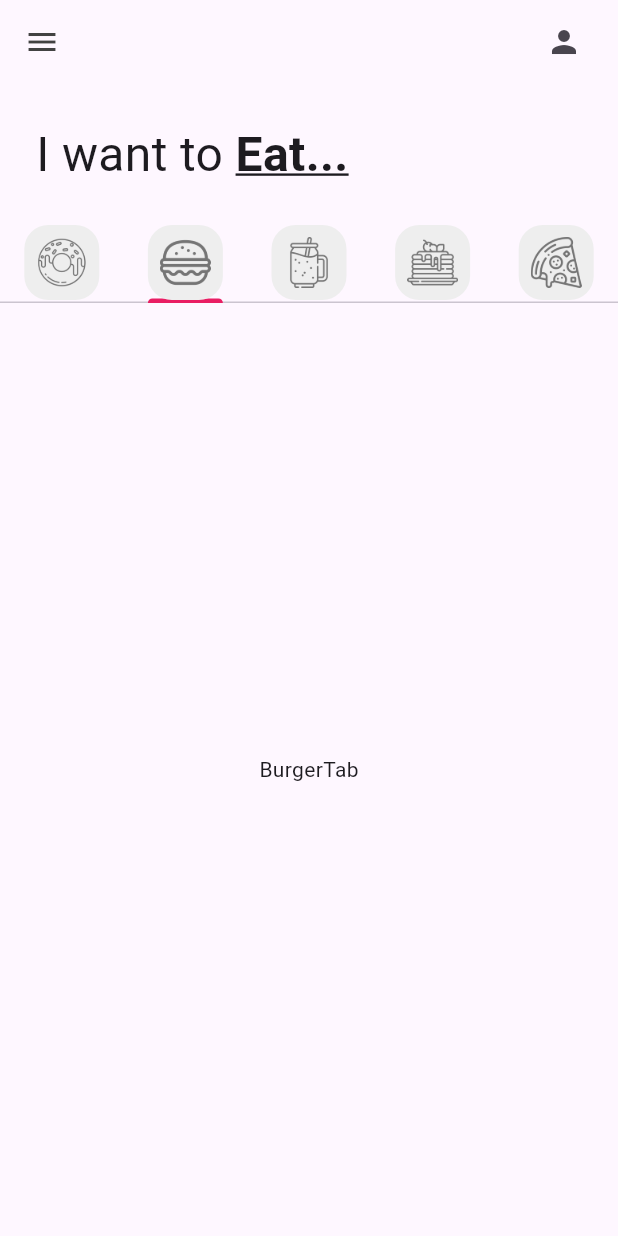
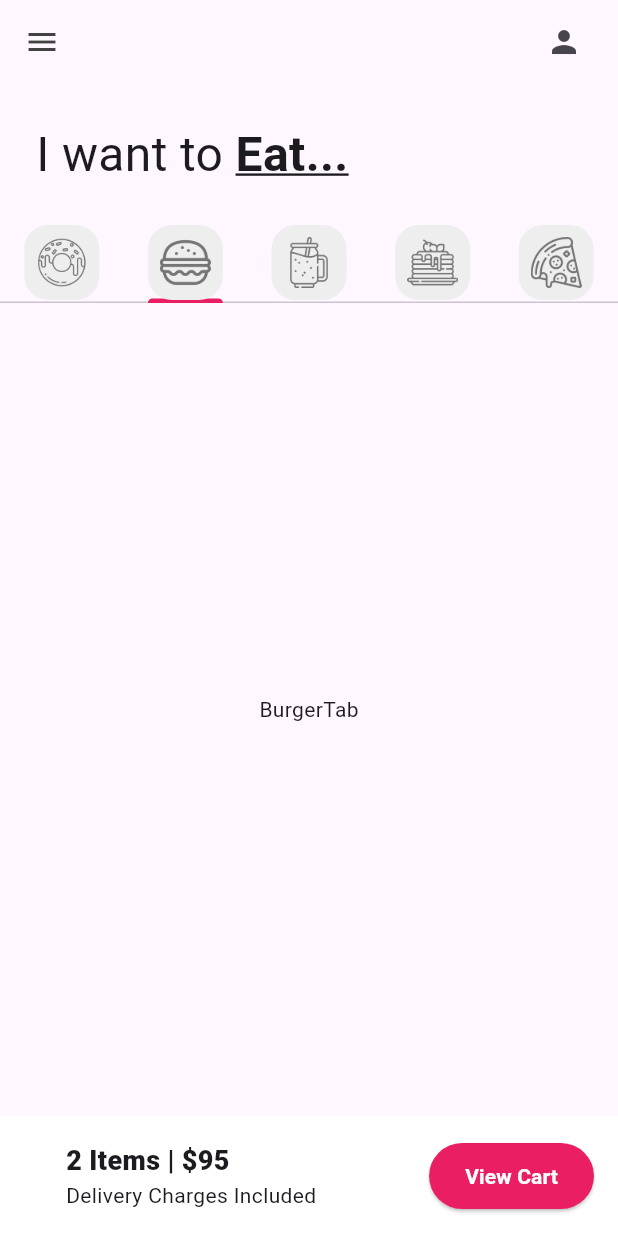
Before and after one commit to emilianoperez7/donut_app_4sa, a Flutter app: the screen it shows after launch, tab 2 chosen, on a phone screen of 412 x 824 dp. Run offline on Flutter 3.47's test engine with Material 3 defaults, Android fonts, the phone set to English and light mode, and no system bars.

Commit message:
ShoppingCart added

```diff
--- a/lib/pages/home_page.dart
+++ b/lib/pages/home_page.dart
@@ -4,6 +4,7 @@
 import 'package:donut_app_4sa/tabs/pizza_tab.dart';
 import 'package:donut_app_4sa/tabs/smoothie_tab.dart';
 import 'package:donut_app_4sa/utils/my_tab.dart';
+import 'package:donut_app_4sa/utils/shopping_cart.dart';
 import 'package:flutter/material.dart';
 
 class HomePage extends StatefulWidget {
@@ -80,9 +81,10 @@
                   PancakesTab(),
                   PizzaTab()
                 ]),
-              )
+              ),
 
               //4. Carrito (Cart)
+              const ShoppingCart()
             ],
           )),
     );
--- /dev/null
+++ b/lib/utils/shopping_cart.dart
@@ -0,0 +1,44 @@
+import 'package:flutter/material.dart';
+
+class ShoppingCart extends StatelessWidget {
+  const ShoppingCart({
+    super.key,
+  });
+
+  @override
+  Widget build(BuildContext context) {
+    return Container(
+      color: Colors.white,
+      padding: const EdgeInsets.all(16),
+      child: Row(
+        mainAxisAlignment: MainAxisAlignment.spaceBetween,
+        children: [
+          const Padding(
+              padding: EdgeInsets.only(left: 28),
+              child: Column(
+                crossAxisAlignment: CrossAxisAlignment.start,
+                children: [
+                  Text(
+                    '2 Items | \$95',
+                    style: TextStyle(fontWeight: FontWeight.w800, fontSize: 18),
+                  ),
+                  Text('Delivery Charges Included')
+                ],
+              )),
+          ElevatedButton(
+            onPressed: () {},
+            style: ElevatedButton.styleFrom(
+              backgroundColor: Colors.pink,
+              padding: const EdgeInsets.symmetric(horizontal: 24, vertical: 12),
+            ),
+            child: const Text(
+              'View Cart',
+              style:
+                  TextStyle(color: Colors.white, fontWeight: FontWeight.bold),
+            ),
+          ),
+        ],
+      ),
+    );
+  }
+}
```
